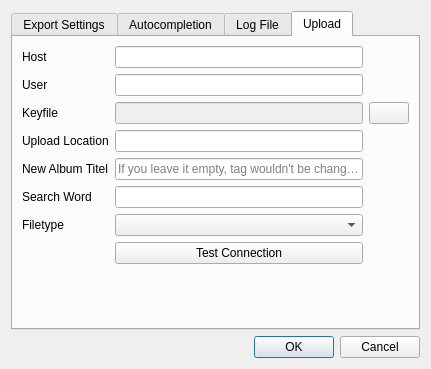
First picture: the form in godirec/data/ui/settings.ui, repository quitejonny/godirec, before the edit.
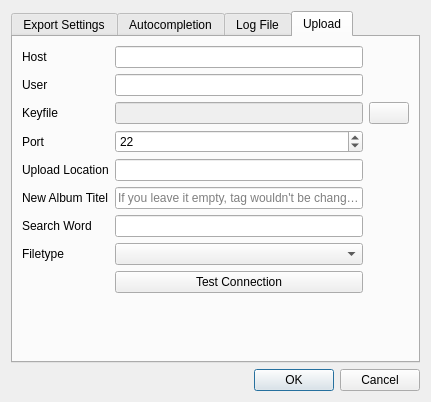
Second picture: the form after the edit. The open tabs and pages were chosen to show the change. Icons and pictures are not drawn.

Commit message: add support for choosing a port in settings to upload a file

Diff of the .ui file:
```diff
--- a/godirec/data/ui/settings.ui
+++ b/godirec/data/ui/settings.ui
@@ -7,7 +7,7 @@
     <x>0</x>
     <y>0</y>
     <width>431</width>
-    <height>369</height>
+    <height>402</height>
    </rect>
   </property>
   <property name="sizePolicy">
@@ -151,6 +151,9 @@
          <string>Upload</string>
         </attribute>
         <layout class="QGridLayout" name="gridLayout">
+         <item row="6" column="2">
+          <widget class="QLineEdit" name="lineEditSearch"/>
+         </item>
          <item row="5" column="2">
           <widget class="QLineEdit" name="lineEditAlbumTitle">
            <property name="placeholderText">
@@ -161,7 +164,7 @@
            </property>
           </widget>
          </item>
-         <item row="9" column="2">
+         <item row="10" column="2">
           <spacer name="verticalSpacer">
            <property name="orientation">
             <enum>Qt::Vertical</enum>
@@ -202,16 +205,6 @@
          <item row="0" column="2">
           <widget class="QLineEdit" name="lineEditHost"/>
          </item>
-         <item row="2" column="0">
-          <widget class="QLabel" name="label_4">
-           <property name="text">
-            <string>Keyfile</string>
-           </property>
-          </widget>
-         </item>
-         <item row="1" column="2">
-          <widget class="QLineEdit" name="lineEditUser"/>
-         </item>
          <item row="1" column="0">
           <widget class="QLabel" name="label_3">
            <property name="text">
@@ -219,7 +212,17 @@
            </property>
           </widget>
          </item>
-         <item row="8" column="2">
+         <item row="1" column="2">
+          <widget class="QLineEdit" name="lineEditUser"/>
+         </item>
+         <item row="2" column="0">
+          <widget class="QLabel" name="label_4">
+           <property name="text">
+            <string>Keyfile</string>
+           </property>
+          </widget>
+         </item>
+         <item row="9" column="2">
           <widget class="QPushButton" name="pushButtonTest">
            <property name="text">
             <string>Test Connection</string>
@@ -236,16 +239,9 @@
            </property>
           </widget>
          </item>
-         <item row="7" column="2">
+         <item row="8" column="2">
           <widget class="QComboBox" name="comboBoxFiletype"/>
          </item>
-         <item row="7" column="0">
-          <widget class="QLabel" name="label_7">
-           <property name="text">
-            <string>Filetype</string>
-           </property>
-          </widget>
-         </item>
          <item row="5" column="0">
           <widget class="QLabel" name="label_6">
            <property name="text">
@@ -253,6 +249,13 @@
            </property>
           </widget>
          </item>
+         <item row="8" column="0">
+          <widget class="QLabel" name="label_7">
+           <property name="text">
+            <string>Filetype</string>
+           </property>
+          </widget>
+         </item>
          <item row="6" column="0">
           <widget class="QLabel" name="label_8">
            <property name="text">
@@ -260,8 +263,22 @@
            </property>
           </widget>
          </item>
-         <item row="6" column="2">
-          <widget class="QLineEdit" name="lineEditSearch"/>
+         <item row="3" column="0">
+          <widget class="QLabel" name="label_9">
+           <property name="text">
+            <string>Port</string>
+           </property>
+          </widget>
+         </item>
+         <item row="3" column="2">
+          <widget class="QSpinBox" name="spinBoxPort">
+           <property name="maximum">
+            <number>99999</number>
+           </property>
+           <property name="value">
+            <number>22</number>
+           </property>
+          </widget>
          </item>
         </layout>
        </widget>
```
Left out of the diff: 10 changed lines with no effect on the pictures. The commit also changes 3 other files.
